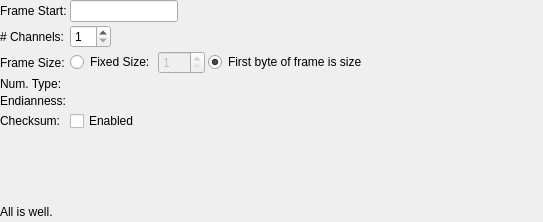
Above: src/framedreadersettings.ui from AlexanderAmelkin/SerialPlot before the change; both pictures show x 0 to 543 and y 0 to 222 of the 852 by 222 pixel window. Below: the same form after it.
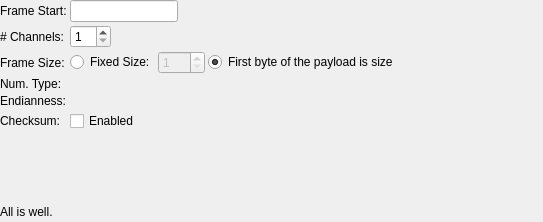
That is the form after the change. Custom widgets are drawn as their Qt base class.

Commit message: added some tooltips to reader settings widgets

What changed in the file:
```diff
--- a/src/framedreadersettings.ui
+++ b/src/framedreadersettings.ui
@@ -86,7 +86,7 @@
        <item>
         <widget class="QRadioButton" name="rbSizeByte">
          <property name="text">
-          <string>First byte of frame is size</string>
+          <string>First byte of the payload is size</string>
          </property>
          <property name="checked">
           <bool>true</bool>
```
Left out of the diff: 24 changed lines with no effect on the pictures. The commit also changes 2 other files.
